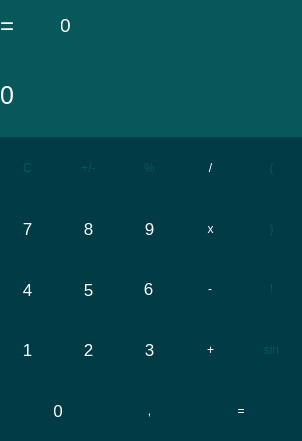
adosix/IVS-project, file src/RebusCalc/rebuscalc-0.0.1/src/mainwindow.ui: the form before one commit.
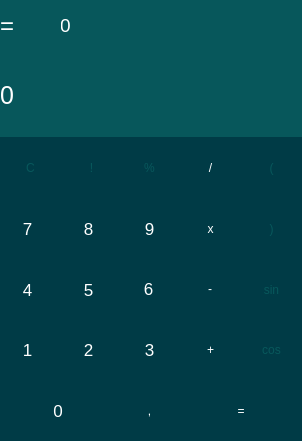
The form after the commit.

Commit message: Functionality of buttons

Diff of the .ui file:
```diff
--- a/src/RebusCalc/rebuscalc-0.0.1/src/mainwindow.ui
+++ b/src/RebusCalc/rebuscalc-0.0.1/src/mainwindow.ui
@@ -44,7 +44,7 @@
    <widget class="QPushButton" name="pushButton_C">
     <property name="geometry">
      <rect>
-      <x>-3</x>
+      <x>0</x>
       <y>137</y>
       <width>61</width>
       <height>61</height>
@@ -69,8 +69,8 @@
    <widget class="QPushButton" name="pushButton_plusminus">
     <property name="geometry">
      <rect>
-      <x>58</x>
-      <y>137</y>
+      <x>241</x>
+      <y>319</y>
       <width>61</width>
       <height>61</height>
      </rect>
@@ -88,7 +88,7 @@
 } </string>
     </property>
     <property name="text">
-     <string>+/-</string>
+     <string>cos</string>
     </property>
    </widget>
    <widget class="QPushButton" name="pushButton_mod">
@@ -689,8 +689,8 @@
    <widget class="QPushButton" name="pushButton_11">
     <property name="geometry">
      <rect>
-      <x>241</x>
-      <y>258</y>
+      <x>61</x>
+      <y>137</y>
       <width>61</width>
       <height>61</height>
      </rect>
@@ -715,7 +715,7 @@
     <property name="geometry">
      <rect>
       <x>241</x>
-      <y>319</y>
+      <y>259</y>
       <width>61</width>
       <height>61</height>
      </rect>
```
Left out of the diff: 10 changed lines with no effect on the pictures. The commit also changes 2 other files.
